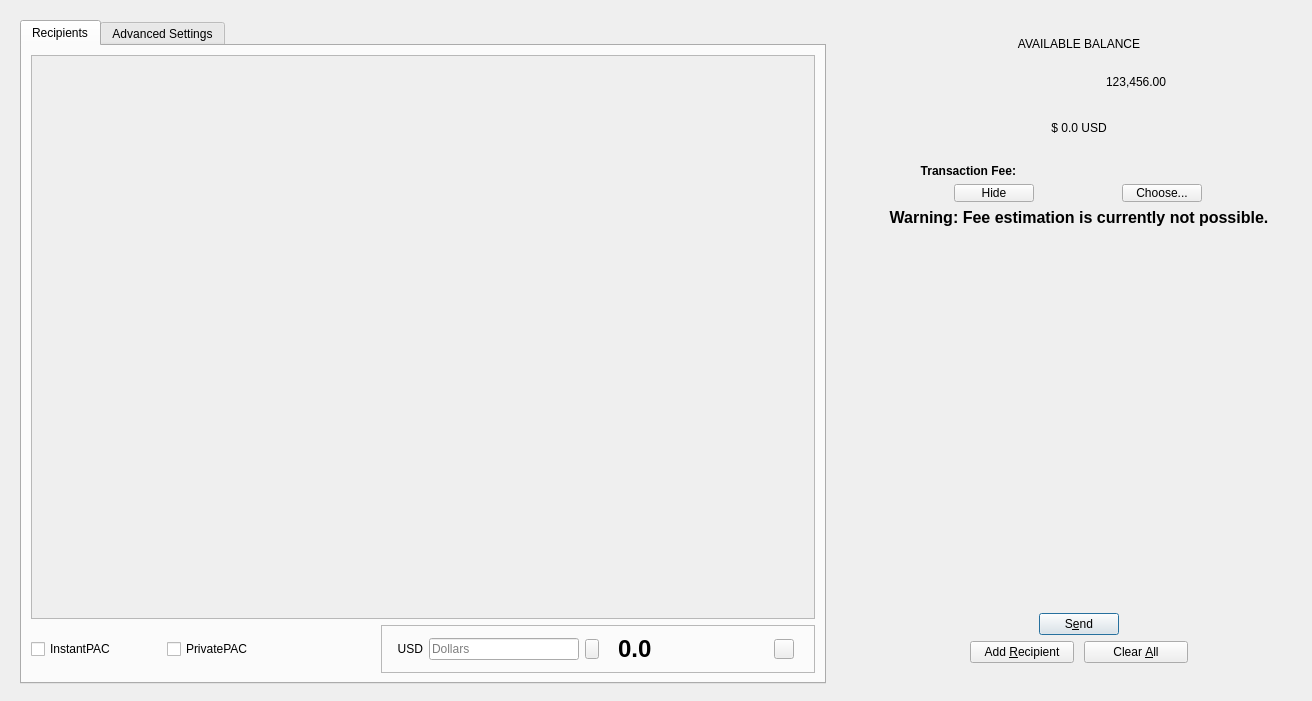
The window that src/qt/forms/sendcoinsdialog.ui (BeatKebit/dash) describes before a commit, drawn with Qt 5.
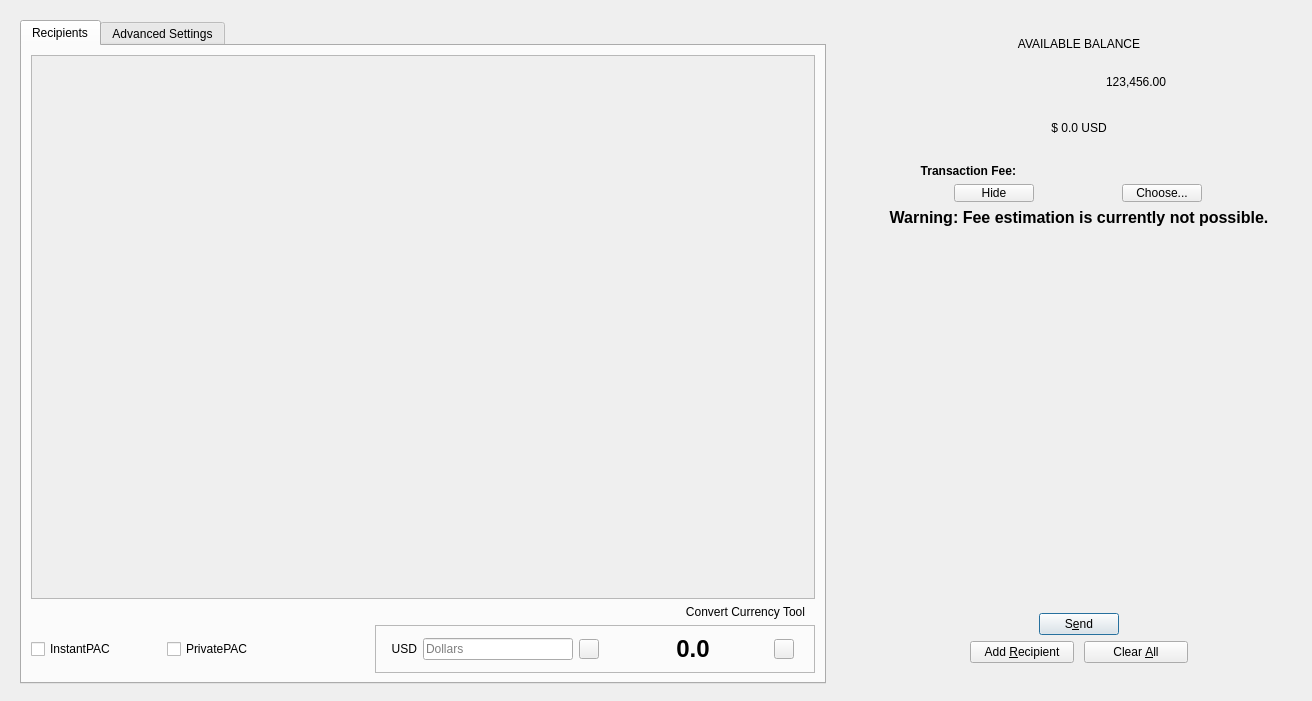
The same window after the commit. Icons and pictures are not drawn. Custom widgets are drawn as their Qt base class.

Commit message:
Currency Convert Tool
Fixed bugs
Now it can switch convertion between usd and pac

The edit to the form file:
```diff
--- a/src/qt/forms/sendcoinsdialog.ui
+++ b/src/qt/forms/sendcoinsdialog.ui
@@ -67,7 +67,7 @@
                  <x>0</x>
                  <y>0</y>
                  <width>784</width>
-                 <height>562</height>
+                 <height>540</height>
                 </rect>
                </property>
                <layout class="QVBoxLayout" name="verticalLayout_2" stretch="0,1">
@@ -107,6 +107,22 @@
               </widget>
              </widget>
             </item>
+            <item>
+             <widget class="QLabel" name="label_2">
+              <property name="text">
+               <string>Convert Currency Tool</string>
+              </property>
+              <property name="alignment">
+               <set>Qt::AlignRight|Qt::AlignTrailing|Qt::AlignVCenter</set>
+              </property>
+              <property name="wordWrap">
+               <bool>false</bool>
+              </property>
+              <property name="indent">
+               <number>10</number>
+              </property>
+             </widget>
+            </item>
             <item>
              <layout class="QHBoxLayout" name="horizontalLayout_11">
               <item>
@@ -284,13 +300,13 @@
                    </property>
                    <property name="minimumSize">
                     <size>
-                     <width>0</width>
-                     <height>0</height>
+                     <width>13</width>
+                     <height>20</height>
                     </size>
                    </property>
                    <property name="maximumSize">
                     <size>
-                     <width>14</width>
+                     <width>20</width>
                      <height>20</height>
                     </size>
                    </property>
@@ -379,7 +395,7 @@
                     <string>0.0</string>
                    </property>
                    <property name="alignment">
-                    <set>Qt::AlignLeading|Qt::AlignLeft|Qt::AlignVCenter</set>
+                    <set>Qt::AlignCenter</set>
                    </property>
                    <property name="textInteractionFlags">
                     <set>Qt::LinksAccessibleByMouse|Qt::TextSelectableByMouse</set>
```
Left out of the diff: 8 changed lines with no effect on the pictures. The commit also changes 4 other files.
